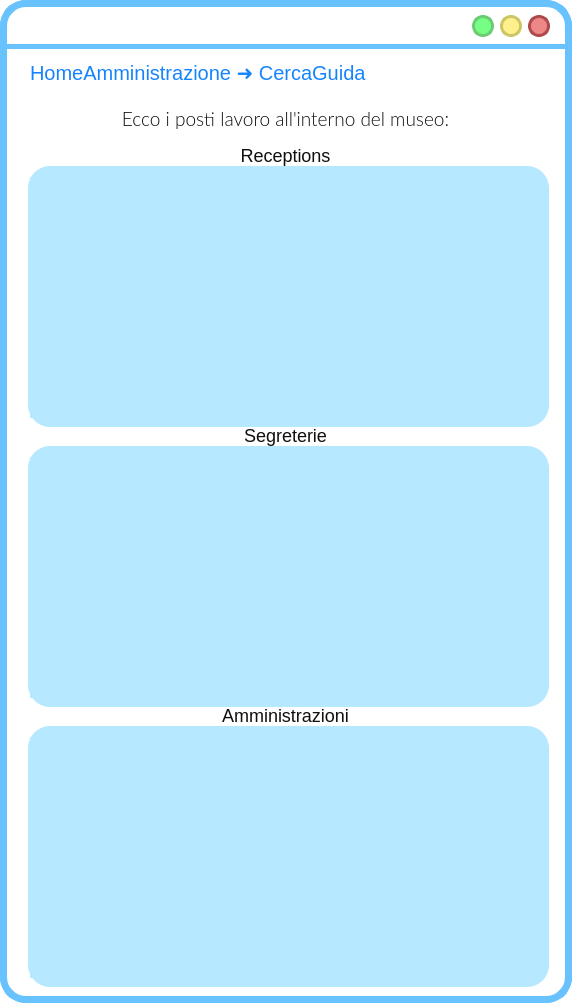
SbattellaMattia/SoftwareEngineering, file ui/VistaGestisciPostiLavoro.ui: the form before one commit.
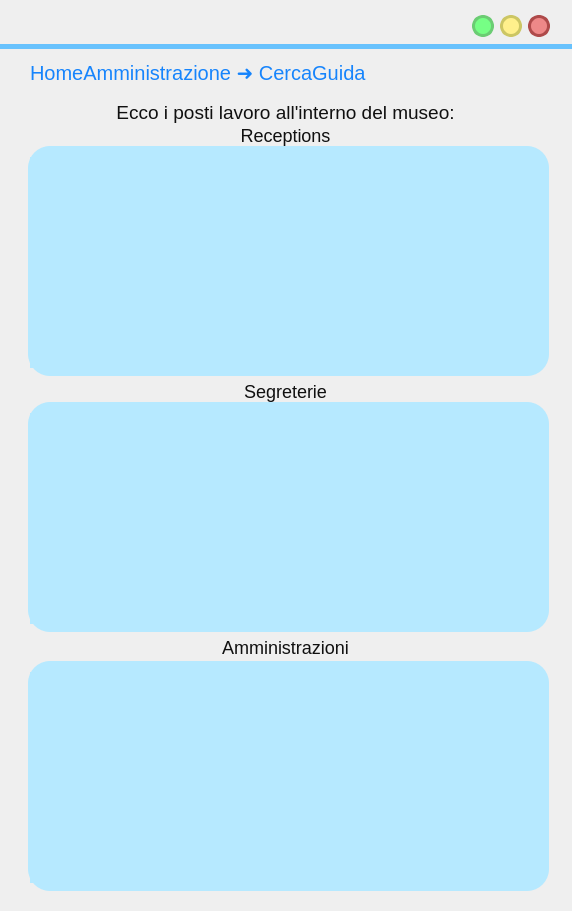
The form after the commit. Icons and pictures are not drawn.

```diff
--- a/ui/VistaGestisciPostiLavoro.ui
+++ b/ui/VistaGestisciPostiLavoro.ui
@@ -7,24 +7,14 @@
     <x>0</x>
     <y>0</y>
     <width>572</width>
-    <height>1003</height>
+    <height>911</height>
    </rect>
   </property>
   <property name="windowTitle">
    <string>MainWindow</string>
   </property>
   <property name="styleSheet">
-   <string notr="true">QWidget{
-background:rgb(255, 255, 255);
-border-radius:26px;
-border-color:rgb(104, 194, 253);
-border-style: solid;
-border-width:7;
-}
-QLabel{
-border-width:0;
-font: 18pt &quot;Lato Light&quot;;
-}</string>
+   <string notr="true"/>
   </property>
   <widget class="QWidget" name="centralwidget">
    <widget class="QLabel" name="label">
@@ -257,9 +247,9 @@
     <property name="geometry">
      <rect>
       <x>28</x>
-      <y>166</y>
+      <y>146</y>
       <width>521</width>
-      <height>261</height>
+      <height>230</height>
      </rect>
     </property>
     <property name="sizePolicy">
@@ -298,9 +288,9 @@
     <property name="geometry">
      <rect>
       <x>30</x>
-      <y>177</y>
+      <y>157</y>
       <width>511</width>
-      <height>241</height>
+      <height>211</height>
      </rect>
     </property>
     <property name="styleSheet">
@@ -424,7 +414,7 @@
        <x>0</x>
        <y>0</y>
        <width>511</width>
-       <height>241</height>
+       <height>211</height>
       </rect>
      </property>
      <property name="styleSheet">
@@ -446,18 +436,14 @@
     <property name="geometry">
      <rect>
       <x>10</x>
-      <y>104</y>
+      <y>97</y>
       <width>551</width>
       <height>31</height>
      </rect>
     </property>
     <property name="font">
      <font>
-      <family>Lato Light</family>
       <pointsize>-1</pointsize>
-      <weight>50</weight>
-      <italic>false</italic>
-      <bold>false</bold>
      </font>
     </property>
     <property name="styleSheet">
@@ -482,7 +468,7 @@
     <property name="geometry">
      <rect>
       <x>20</x>
-      <y>140</y>
+      <y>120</y>
       <width>531</width>
       <height>31</height>
      </rect>
@@ -509,9 +495,9 @@
     <property name="geometry">
      <rect>
       <x>30</x>
-      <y>457</y>
+      <y>413</y>
       <width>511</width>
-      <height>241</height>
+      <height>211</height>
      </rect>
     </property>
     <property name="styleSheet">
@@ -635,7 +621,7 @@
        <x>0</x>
        <y>0</y>
        <width>511</width>
-       <height>241</height>
+       <height>211</height>
       </rect>
      </property>
      <property name="styleSheet">
@@ -657,7 +643,7 @@
     <property name="geometry">
      <rect>
       <x>20</x>
-      <y>420</y>
+      <y>376</y>
       <width>531</width>
       <height>31</height>
      </rect>
@@ -684,9 +670,9 @@
     <property name="geometry">
      <rect>
       <x>28</x>
-      <y>446</y>
+      <y>402</y>
       <width>521</width>
-      <height>261</height>
+      <height>230</height>
      </rect>
     </property>
     <property name="sizePolicy">
@@ -725,9 +711,9 @@
     <property name="geometry">
      <rect>
       <x>30</x>
-      <y>737</y>
+      <y>672</y>
       <width>511</width>
-      <height>241</height>
+      <height>211</height>
      </rect>
     </property>
     <property name="styleSheet">
@@ -851,7 +837,7 @@
        <x>0</x>
        <y>0</y>
        <width>511</width>
-       <height>241</height>
+       <height>211</height>
       </rect>
      </property>
      <property name="styleSheet">
@@ -873,7 +859,7 @@
     <property name="geometry">
      <rect>
       <x>20</x>
-      <y>700</y>
+      <y>632</y>
       <width>531</width>
       <height>31</height>
      </rect>
@@ -900,9 +886,9 @@
     <property name="geometry">
      <rect>
       <x>28</x>
-      <y>726</y>
+      <y>661</y>
       <width>521</width>
-      <height>261</height>
+      <height>230</height>
      </rect>
     </property>
     <property name="sizePolicy">
```
